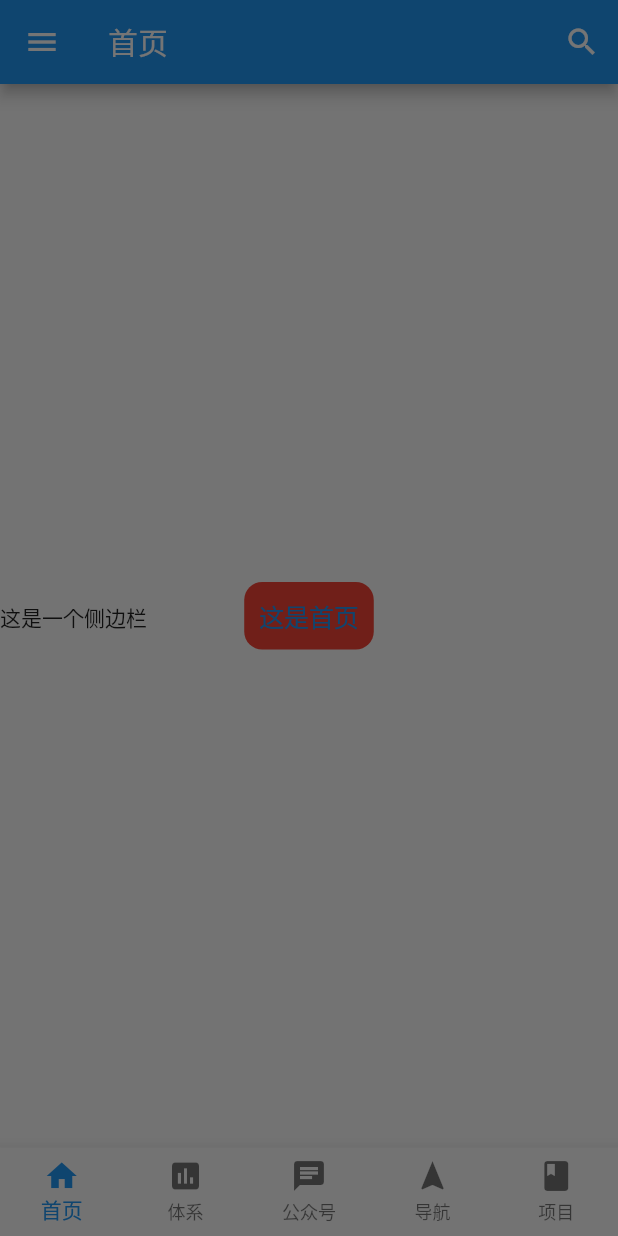
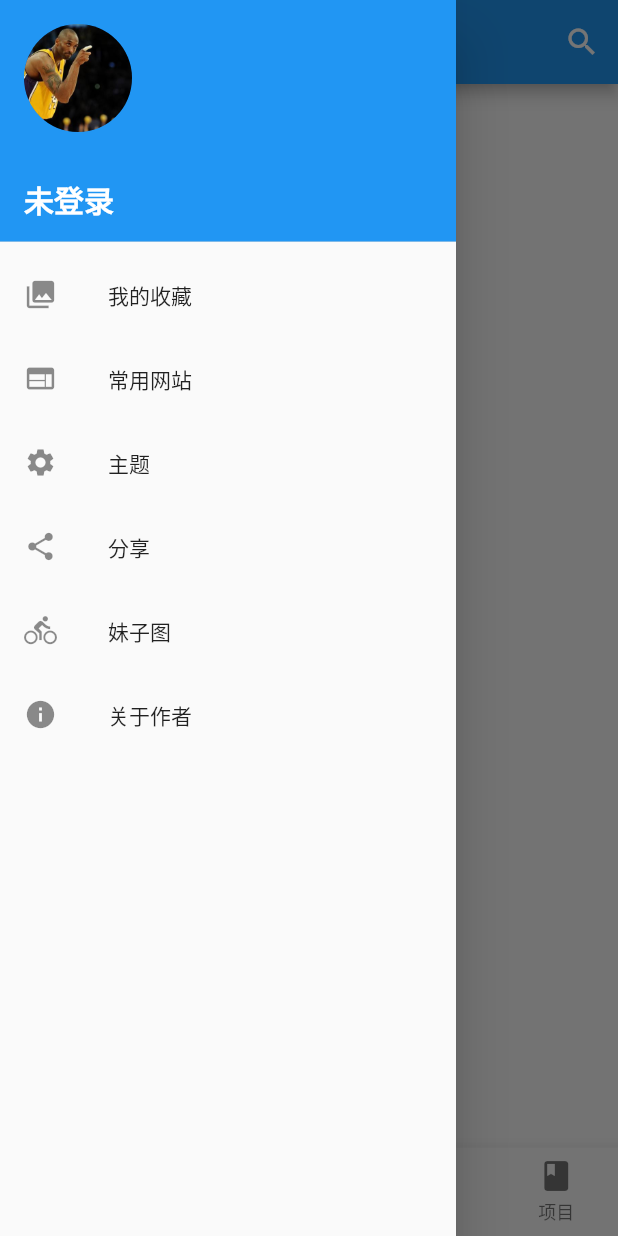
Before and after one commit to pengshuangta/flutter_wan_android_demo, a Flutter app: the screen it shows after launch, with the side drawer open, on a phone screen of 412 x 824 dp. Run offline on Flutter 3.47's test engine with Material 2 defaults, Android fonts, the light colour scheme and no system bars.

Commit message:
1、完成用户登录信息，侧边栏。

```diff
--- a/flutter_wan_android_demo/lib/bottombaritem_app.dart
+++ b/flutter_wan_android_demo/lib/bottombaritem_app.dart
@@ -1,10 +1,10 @@
 import 'package:flutter/material.dart';
-import 'package:flutter_wan_android_demo/page/home_page.dart';
-import 'package:flutter_wan_android_demo/page/knowledge_page.dart';
-import 'package:flutter_wan_android_demo/page/public_page.dart';
-import 'package:flutter_wan_android_demo/page/navigation_page.dart';
-import 'package:flutter_wan_android_demo/page/project_page.dart';
-
+import 'package:flutter_wan_android_demo/page/home/home_page.dart';
+import 'package:flutter_wan_android_demo/page/knowledge/knowledge_page.dart';
+import 'package:flutter_wan_android_demo/page/public/public_page.dart';
+import 'package:flutter_wan_android_demo/page/navigation/navigation_page.dart';
+import 'package:flutter_wan_android_demo/page/project/project_page.dart';
+import 'package:flutter_wan_android_demo/page/drawer/drawer_page.dart';
 
 
 class BottomBarItemAPP extends StatefulWidget{
@@ -37,7 +37,7 @@ class BottomBarItemAPPState extends State<BottomBarItemAPP>{
         type: BottomNavigationBarType.fixed,// item的模式：有两种模式：可自行修改调试
       ),
       // 侧滑栏
-      drawer: Text('这是一个侧边栏'),
+      drawer: DrawerPage(),
     );
   }
 }
--- /dev/null
+++ b/flutter_wan_android_demo/lib/page/drawer/drawer_page.dart
@@ -0,0 +1,90 @@
+import 'package:flutter/material.dart';
+import 'package:flutter/rendering.dart';
+
+class DrawerPage extends StatefulWidget {
+  @override
+  State<StatefulWidget> createState() {
+    return DrawerPageState();
+  }
+}
+
+class DrawerPageState extends State<DrawerPage> {
+  @override
+  Widget build(BuildContext context) {
+    return Drawer(
+      child: ListView(
+        padding: EdgeInsets.zero, // 不然在会有空白，时间栏高度的空白
+        children: <Widget>[
+          // 头部
+          UserAccountsDrawerHeader(
+            // 头像，并添加点击事件
+            currentAccountPicture: InkWell(
+              // 圆角
+              child: CircleAvatar(
+                backgroundImage: AssetImage('images/kobe1.jpeg'),
+              ),
+              onTap: (){
+                print('点击了头像');
+              },
+            ),
+            // 用户名，并添加点击事件
+            accountName: InkWell(
+              child: Text('未登录',style: TextStyle(fontSize: 20.0,color: Colors.white,fontWeight: FontWeight.bold),),
+              onTap: (){
+                print('点击了用户名');
+              },
+            ),
+          ),
+          // 我的收藏
+          ListTile(
+            leading: Icon(Icons.collections,size: 22.0,),
+            title: Text('我的收藏',textAlign: TextAlign.left,),
+            onTap: (){
+              print('点击了我的收藏');
+            },
+          ),
+          // 常用网站
+          ListTile(
+            leading: Icon(Icons.web,size: 22.0,),
+            title: Text('常用网站',textAlign: TextAlign.left,),
+            onTap: (){
+              print('点击了常用网站');
+            },
+          ),
+          // 主题
+          ListTile(
+            leading: Icon(Icons.settings,size: 22.0,),
+            title: Text('主题',textAlign: TextAlign.left,),
+            onTap: (){
+              print('点击了主题');
+            },
+          ),
+          // 分享
+          ListTile(
+            leading: Icon(Icons.share,size: 22.0,),
+            title: Text('分享',textAlign: TextAlign.left,),
+            onTap: (){
+              print('点击了分享');
+            },
+          ),
+          // 妹子图
+          ListTile(
+            leading: Icon(Icons.directions_bike,size: 22.0,),
+            title: Text('妹子图',textAlign: TextAlign.left,),
+            onTap: (){
+              print('点击了妹子图');
+            },
+          ),
+          // 关于作者
+          ListTile(
+            leading: Icon(Icons.info,size: 22.0,),
+            title: Text('关于作者',textAlign: TextAlign.left,),
+            onTap: (){
+              print('点击了关于作者');
+            },
+          ),
+        ],
+      ),
+    );
+  }
+}
```
Also changed, not shown: flutter_wan_android_demo/pubspec.yaml (+5 -3 lines), flutter_wan_android_demo/images/kobe1.jpeg (added), flutter_wan_android_demo/images/kobe2.jpeg (added), flutter_wan_android_demo/images/kobe3.jpeg (added), flutter_wan_android_demo/images/kobe4.jpeg (added), flutter_wan_android_demo/lib/page/home/home_page.dart (renamed from flutter_wan_android_demo/lib/page/home_page.dart), flutter_wan_android_demo/lib/page/knowledge/knowledge_page.dart (renamed from flutter_wan_android_demo/lib/page/knowledge_page.dart), flutter_wan_android_demo/lib/page/navigation/navigation_page.dart (renamed from flutter_wan_android_demo/lib/page/navigation_page.dart), flutter_wan_android_demo/lib/page/project/project_page.dart (renamed from flutter_wan_android_demo/lib/page/project_page.dart), flutter_wan_android_demo/lib/page/public/public_page.dart (renamed from flutter_wan_android_demo/lib/page/public_page.dart), 5 other files.
